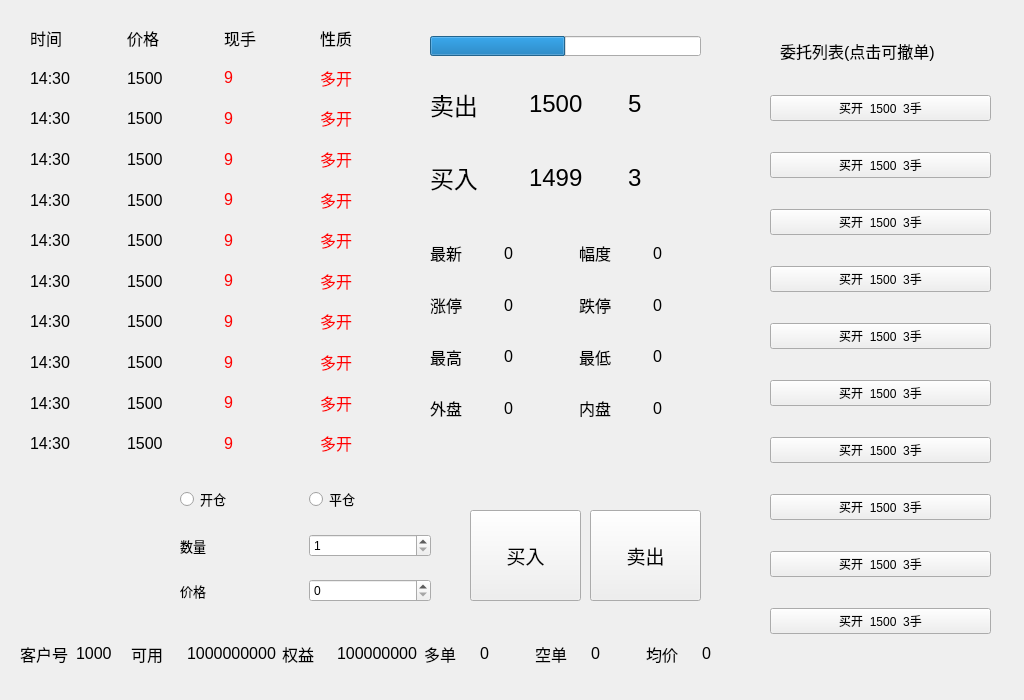
Above: futuresform.ui from gitzkss/FuturesClient before the change. Below: the same form after it.
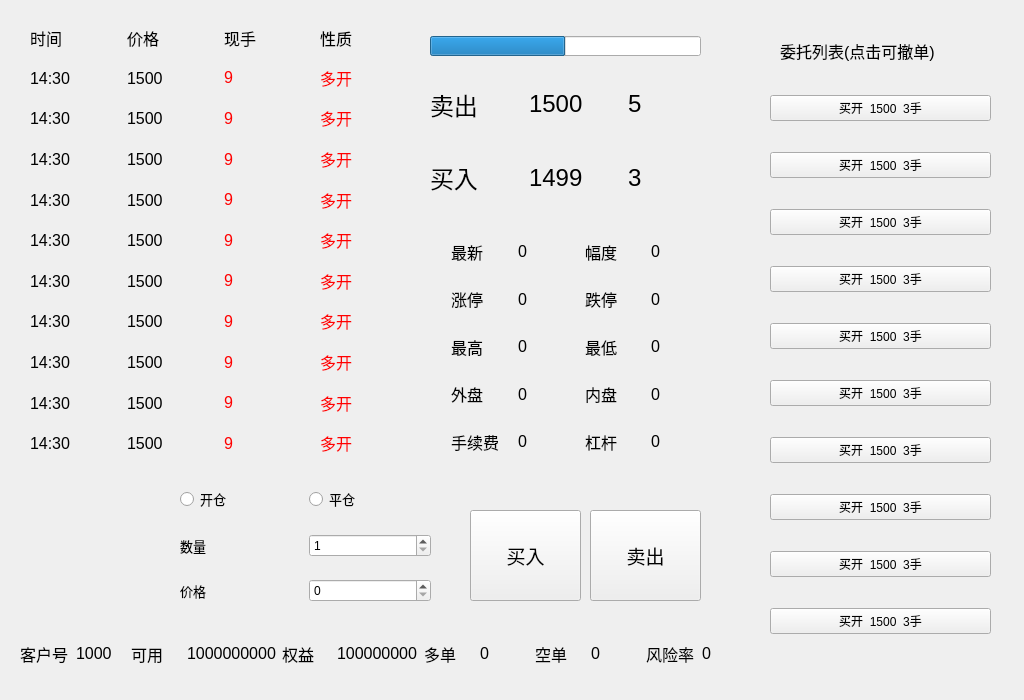
That is the form after the change.

Commit message: 新增用户资金状况，新增杠杆率，手续费，新增持仓，委托显示

What changed in the file:
```diff
--- a/futuresform.ui
+++ b/futuresform.ui
@@ -161,210 +161,6 @@
     <string>卖出</string>
    </property>
   </widget>
-  <widget class="QWidget" name="layoutWidget">
-   <property name="geometry">
-    <rect>
-     <x>430</x>
-     <y>230</y>
-     <width>291</width>
-     <height>201</height>
-    </rect>
-   </property>
-   <layout class="QGridLayout" name="gridLayout_2">
-    <item row="0" column="0">
-     <widget class="QLabel" name="label_7">
-      <property name="font">
-       <font>
-        <pointsize>12</pointsize>
-       </font>
-      </property>
-      <property name="text">
-       <string>最新</string>
-      </property>
-     </widget>
-    </item>
-    <item row="0" column="1">
-     <widget class="QLabel" name="zuixin">
-      <property name="font">
-       <font>
-        <pointsize>12</pointsize>
-       </font>
-      </property>
-      <property name="text">
-       <string>0</string>
-      </property>
-     </widget>
-    </item>
-    <item row="0" column="2">
-     <widget class="QLabel" name="label_9">
-      <property name="font">
-       <font>
-        <pointsize>12</pointsize>
-       </font>
-      </property>
-      <property name="text">
-       <string>幅度</string>
-      </property>
-     </widget>
-    </item>
-    <item row="0" column="3">
-     <widget class="QLabel" name="fudu">
-      <property name="font">
-       <font>
-        <pointsize>12</pointsize>
-       </font>
-      </property>
-      <property name="text">
-       <string>0</string>
-      </property>
-     </widget>
-    </item>
-    <item row="1" column="0">
-     <widget class="QLabel" name="label_13">
-      <property name="font">
-       <font>
-        <pointsize>12</pointsize>
-       </font>
-      </property>
-      <property name="text">
-       <string>涨停</string>
-      </property>
-     </widget>
-    </item>
-    <item row="1" column="1">
-     <widget class="QLabel" name="zhangting">
-      <property name="font">
-       <font>
-        <pointsize>12</pointsize>
-       </font>
-      </property>
-      <property name="text">
-       <string>0</string>
-      </property>
-     </widget>
-    </item>
-    <item row="1" column="2">
-     <widget class="QLabel" name="label_12">
-      <property name="font">
-       <font>
-        <pointsize>12</pointsize>
-       </font>
-      </property>
-      <property name="text">
-       <string>跌停</string>
-      </property>
-     </widget>
-    </item>
-    <item row="1" column="3">
-     <widget class="QLabel" name="dieting">
-      <property name="font">
-       <font>
-        <pointsize>12</pointsize>
-       </font>
-      </property>
-      <property name="text">
-       <string>0</string>
-      </property>
-     </widget>
-    </item>
-    <item row="2" column="0">
-     <widget class="QLabel" name="label_19">
-      <property name="font">
-       <font>
-        <pointsize>12</pointsize>
-       </font>
-      </property>
-      <property name="text">
-       <string>最高</string>
-      </property>
-     </widget>
-    </item>
-    <item row="2" column="1">
-     <widget class="QLabel" name="zuigao">
-      <property name="font">
-       <font>
-        <pointsize>12</pointsize>
-       </font>
-      </property>
-      <property name="text">
-       <string>0</string>
-      </property>
-     </widget>
-    </item>
-    <item row="2" column="2">
-     <widget class="QLabel" name="label_17">
-      <property name="font">
-       <font>
-        <pointsize>12</pointsize>
-       </font>
-      </property>
-      <property name="text">
-       <string>最低</string>
-      </property>
-     </widget>
-    </item>
-    <item row="2" column="3">
-     <widget class="QLabel" name="zuidi">
-      <property name="font">
-       <font>
-        <pointsize>12</pointsize>
-       </font>
-      </property>
-      <property name="text">
-       <string>0</string>
-      </property>
-     </widget>
-    </item>
-    <item row="3" column="0">
-     <widget class="QLabel" name="label_18">
-      <property name="font">
-       <font>
-        <pointsize>12</pointsize>
-       </font>
-      </property>
-      <property name="text">
-       <string>外盘</string>
-      </property>
-     </widget>
-    </item>
-    <item row="3" column="2">
-     <widget class="QLabel" name="label_22">
-      <property name="font">
-       <font>
-        <pointsize>12</pointsize>
-       </font>
-      </property>
-      <property name="text">
-       <string>内盘</string>
-      </property>
-     </widget>
-    </item>
-    <item row="3" column="3">
-     <widget class="QLabel" name="neipan">
-      <property name="font">
-       <font>
-        <pointsize>12</pointsize>
-       </font>
-      </property>
-      <property name="text">
-       <string>0</string>
-      </property>
-     </widget>
-    </item>
-    <item row="3" column="1">
-     <widget class="QLabel" name="waipan">
-      <property name="font">
-       <font>
-        <pointsize>12</pointsize>
-       </font>
-      </property>
-      <property name="text">
-       <string>0</string>
-      </property>
-     </widget>
-    </item>
-   </layout>
-  </widget>
   <widget class="QWidget" name="layoutWidget">
    <property name="geometry">
     <rect>
@@ -1243,12 +1039,264 @@
        </font>
       </property>
       <property name="text">
-       <string>均价</string>
+       <string>风险率</string>
       </property>
      </widget>
     </item>
     <item>
-     <widget class="QLabel" name="junjia">
+     <widget class="QLabel" name="fengxianlv">
+      <property name="font">
+       <font>
+        <pointsize>12</pointsize>
+       </font>
+      </property>
+      <property name="text">
+       <string>0</string>
+      </property>
+     </widget>
+    </item>
+   </layout>
+  </widget>
+  <widget class="QWidget" name="">
+   <property name="geometry">
+    <rect>
+     <x>451</x>
+     <y>231</y>
+     <width>261</width>
+     <height>231</height>
+    </rect>
+   </property>
+   <layout class="QGridLayout" name="gridLayout_2">
+    <item row="0" column="0">
+     <widget class="QLabel" name="label_7">
+      <property name="font">
+       <font>
+        <pointsize>12</pointsize>
+       </font>
+      </property>
+      <property name="text">
+       <string>最新</string>
+      </property>
+     </widget>
+    </item>
+    <item row="0" column="1">
+     <widget class="QLabel" name="zuixin">
+      <property name="font">
+       <font>
+        <pointsize>12</pointsize>
+       </font>
+      </property>
+      <property name="text">
+       <string>0</string>
+      </property>
+     </widget>
+    </item>
+    <item row="0" column="2">
+     <widget class="QLabel" name="label_9">
+      <property name="font">
+       <font>
+        <pointsize>12</pointsize>
+       </font>
+      </property>
+      <property name="text">
+       <string>幅度</string>
+      </property>
+     </widget>
+    </item>
+    <item row="0" column="3">
+     <widget class="QLabel" name="fudu">
+      <property name="font">
+       <font>
+        <pointsize>12</pointsize>
+       </font>
+      </property>
+      <property name="text">
+       <string>0</string>
+      </property>
+     </widget>
+    </item>
+    <item row="1" column="0">
+     <widget class="QLabel" name="label_13">
+      <property name="font">
+       <font>
+        <pointsize>12</pointsize>
+       </font>
+      </property>
+      <property name="text">
+       <string>涨停</string>
+      </property>
+     </widget>
+    </item>
+    <item row="1" column="1">
+     <widget class="QLabel" name="zhangting">
+      <property name="font">
+       <font>
+        <pointsize>12</pointsize>
+       </font>
+      </property>
+      <property name="text">
+       <string>0</string>
+      </property>
+     </widget>
+    </item>
+    <item row="1" column="2">
+     <widget class="QLabel" name="label_12">
+      <property name="font">
+       <font>
+        <pointsize>12</pointsize>
+       </font>
+      </property>
+      <property name="text">
+       <string>跌停</string>
+      </property>
+     </widget>
+    </item>
+    <item row="1" column="3">
+     <widget class="QLabel" name="dieting">
+      <property name="font">
+       <font>
+        <pointsize>12</pointsize>
+       </font>
+      </property>
+      <property name="text">
+       <string>0</string>
+      </property>
+     </widget>
+    </item>
+    <item row="2" column="0">
+     <widget class="QLabel" name="label_19">
+      <property name="font">
+       <font>
+        <pointsize>12</pointsize>
+       </font>
+      </property>
+      <property name="text">
+       <string>最高</string>
+      </property>
+     </widget>
+    </item>
+    <item row="2" column="1">
+     <widget class="QLabel" name="zuigao">
+      <property name="font">
+       <font>
+        <pointsize>12</pointsize>
+       </font>
+      </property>
+      <property name="text">
+       <string>0</string>
+      </property>
+     </widget>
+    </item>
+    <item row="2" column="2">
+     <widget class="QLabel" name="label_17">
+      <property name="font">
+       <font>
+        <pointsize>12</pointsize>
+       </font>
+      </property>
+      <property name="text">
+       <string>最低</string>
+      </property>
+     </widget>
+    </item>
+    <item row="2" column="3">
+     <widget class="QLabel" name="zuidi">
+      <property name="font">
+       <font>
+        <pointsize>12</pointsize>
+       </font>
+      </property>
+      <property name="text">
+       <string>0</string>
+      </property>
+     </widget>
+    </item>
+    <item row="3" column="0">
+     <widget class="QLabel" name="label_18">
+      <property name="font">
+       <font>
+        <pointsize>12</pointsize>
+       </font>
+      </property>
+      <property name="text">
+       <string>外盘</string>
+      </property>
+     </widget>
+    </item>
+    <item row="3" column="1">
+     <widget class="QLabel" name="waipan">
+      <property name="font">
+       <font>
+        <pointsize>12</pointsize>
+       </font>
+      </property>
+      <property name="text">
+       <string>0</string>
+      </property>
+     </widget>
+    </item>
+    <item row="3" column="2">
+     <widget class="QLabel" name="label_22">
+      <property name="font">
+       <font>
+        <pointsize>12</pointsize>
+       </font>
+      </property>
+      <property name="text">
+       <string>内盘</string>
+      </property>
+     </widget>
+    </item>
+    <item row="3" column="3">
+     <widget class="QLabel" name="neipan">
+      <property name="font">
+       <font>
+        <pointsize>12</pointsize>
+       </font>
+      </property>
+      <property name="text">
+       <string>0</string>
+      </property>
+     </widget>
+    </item>
+    <item row="4" column="0">
+     <widget class="QLabel" name="label_20">
+      <property name="font">
+       <font>
+        <pointsize>12</pointsize>
+       </font>
+      </property>
+      <property name="text">
+       <string>手续费</string>
+      </property>
+     </widget>
+    </item>
+    <item row="4" column="1">
+     <widget class="QLabel" name="shouxufei">
+      <property name="font">
+       <font>
+        <pointsize>12</pointsize>
+       </font>
+      </property>
+      <property name="text">
+       <string>0</string>
+      </property>
+     </widget>
+    </item>
+    <item row="4" column="2">
+     <widget class="QLabel" name="label_23">
+      <property name="font">
+       <font>
+        <pointsize>12</pointsize>
+       </font>
+      </property>
+      <property name="text">
+       <string>杠杆</string>
+      </property>
+     </widget>
+    </item>
+    <item row="4" column="3">
+     <widget class="QLabel" name="ganggan">
       <property name="font">
        <font>
         <pointsize>12</pointsize>
```
The commit also changes 2 other files.
